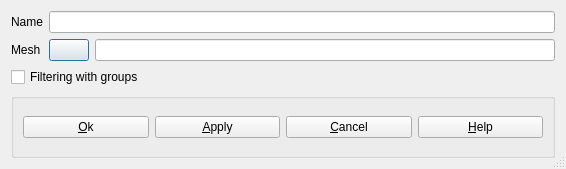
Old version of the form src/HOMARDGUI/CreateBoundaryDi.ui in the repository jschueller/homard.
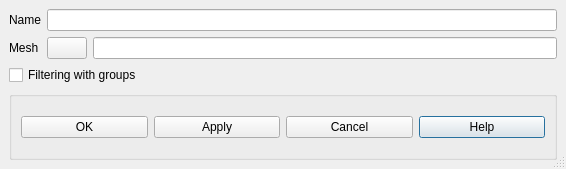
New version of the form.

Diff of the .ui file:
```diff
--- a/src/HOMARDGUI/CreateBoundaryDi.ui
+++ b/src/HOMARDGUI/CreateBoundaryDi.ui
@@ -10,7 +10,9 @@
    </rect>
   </property>
   <property name="sizePolicy" >
-   <sizepolicy vsizetype="Expanding" hsizetype="Expanding" >
+   <sizepolicy>
+    <hsizetype>0</hsizetype>
+    <vsizetype>0</vsizetype>
     <horstretch>0</horstretch>
     <verstretch>0</verstretch>
    </sizepolicy>
@@ -19,100 +21,112 @@
    <string>Create Discrete Boundary</string>
   </property>
   <property name="autoFillBackground" >
-   <bool>false</bool>
+   <bool>true</bool>
   </property>
   <property name="sizeGripEnabled" >
    <bool>true</bool>
   </property>
-  <layout class="QGridLayout" name="gridLayout" >
-   <item row="0" column="0" >
-    <widget class="QLabel" name="Name" >
-     <property name="text" >
-      <string>Name</string>
-     </property>
-    </widget>
-   </item>
-   <item row="0" column="1" colspan="2" >
-    <widget class="QLineEdit" name="LEBoundaryName" >
-     <property name="minimumSize" >
-      <size>
-       <width>382</width>
-       <height>21</height>
-      </size>
-     </property>
-     <property name="maxLength" >
-      <number>32</number>
-     </property>
-    </widget>
-   </item>
-   <item row="1" column="0" >
-    <widget class="QLabel" name="Mesh" >
-     <property name="text" >
-      <string>Mesh</string>
-     </property>
-    </widget>
-   </item>
-   <item row="1" column="1" >
-    <widget class="QPushButton" name="PushFichier" >
-     <property name="text" >
-      <string/>
-     </property>
-    </widget>
-   </item>
-   <item row="1" column="2" >
-    <widget class="QLineEdit" name="LEFileName" >
-     <property name="minimumSize" >
-      <size>
-       <width>370</width>
-       <height>21</height>
-      </size>
-     </property>
-    </widget>
-   </item>
-   <item row="2" column="0" colspan="3" >
-    <widget class="QCheckBox" name="CBGroupe" >
-     <property name="text" >
-      <string>Filtering with groups</string>
-     </property>
-    </widget>
-   </item>
+  <layout class="QGridLayout" >
+   <property name="margin" >
+    <number>9</number>
+   </property>
+   <property name="spacing" >
+    <number>6</number>
+   </property>
    <item row="3" column="0" colspan="3" >
     <widget class="QGroupBox" name="GBButtons" >
      <property name="title" >
       <string/>
      </property>
-     <layout class="QGridLayout" name="gridLayout_5" >
-      <item row="0" column="0" >
-       <widget class="QPushButton" name="buttonOk" >
-        <property name="text" >
-         <string>&amp;Ok</string>
-        </property>
-       </widget>
-      </item>
-      <item row="0" column="1" >
-       <widget class="QPushButton" name="buttonApply" >
-        <property name="text" >
-         <string>&amp;Apply</string>
-        </property>
-       </widget>
-      </item>
-      <item row="0" column="2" >
-       <widget class="QPushButton" name="buttonCancel" >
-        <property name="text" >
-         <string>&amp;Cancel</string>
-        </property>
-       </widget>
-      </item>
+     <layout class="QGridLayout" >
+      <property name="margin" >
+       <number>9</number>
+      </property>
+      <property name="spacing" >
+       <number>6</number>
+      </property>
       <item row="0" column="3" >
        <widget class="QPushButton" name="buttonHelp" >
         <property name="text" >
-         <string>&amp;Help</string>
+         <string>Help</string>
+        </property>
+       </widget>
+      </item>
+      <item row="0" column="2" >
+       <widget class="QPushButton" name="buttonCancel" >
+        <property name="text" >
+         <string>Cancel</string>
+        </property>
+       </widget>
+      </item>
+      <item row="0" column="1" >
+       <widget class="QPushButton" name="buttonApply" >
+        <property name="text" >
+         <string>Apply</string>
+        </property>
+       </widget>
+      </item>
+      <item row="0" column="0" >
+       <widget class="QPushButton" name="buttonOk" >
+        <property name="text" >
+         <string>OK</string>
         </property>
        </widget>
       </item>
      </layout>
     </widget>
    </item>
+   <item row="2" column="0" colspan="3" >
+    <widget class="QCheckBox" name="CBGroupe" >
+     <property name="text" >
+      <string>Filtering with groups</string>
+     </property>
+    </widget>
+   </item>
+   <item row="1" column="2" >
+    <widget class="QLineEdit" name="LEFileName" >
+     <property name="minimumSize" >
+      <size>
+       <width>370</width>
+       <height>21</height>
+      </size>
+     </property>
+    </widget>
+   </item>
+   <item row="1" column="1" >
+    <widget class="QPushButton" name="PushFichier" >
+     <property name="text" >
+      <string/>
+     </property>
+    </widget>
+   </item>
+   <item row="1" column="0" >
+    <widget class="QLabel" name="Mesh" >
+     <property name="text" >
+      <string>Mesh</string>
+     </property>
+    </widget>
+   </item>
+   <item row="0" column="1" colspan="2" >
+    <widget class="QLineEdit" name="LEBoundaryName" >
+     <property name="minimumSize" >
+      <size>
+       <width>382</width>
+       <height>21</height>
+      </size>
+     </property>
+     <property name="maxLength" >
+      <number>32</number>
+     </property>
+    </widget>
+   </item>
+   <item row="0" column="0" >
+    <widget class="QLabel" name="Name" >
+     <property name="text" >
+      <string>Name</string>
+     </property>
+    </widget>
+   </item>
   </layout>
  </widget>
  <resources/>
```
Left out of the diff: 2 changed lines with no effect on the pictures.
